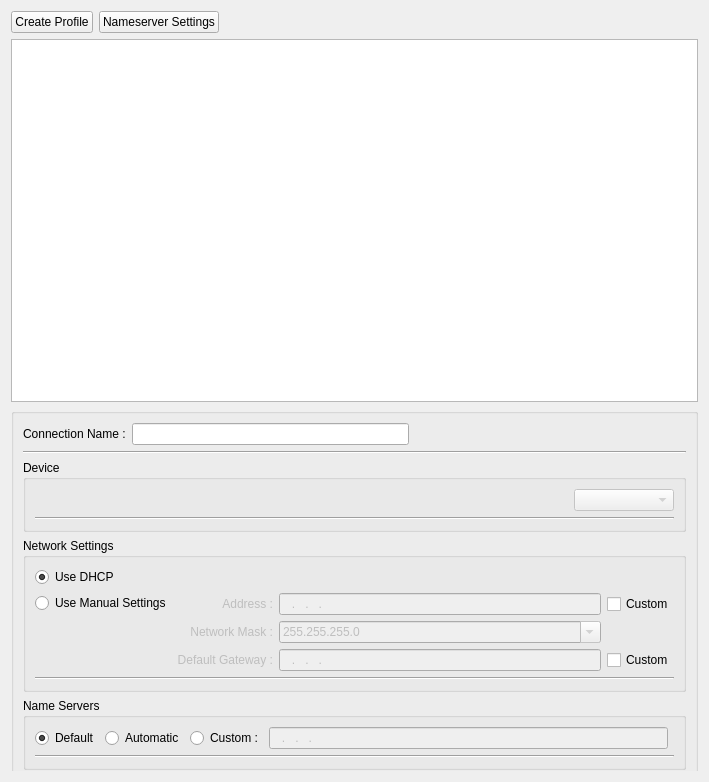
Before: the Qt Designer form kde4/network-manager/manager/ui/ui.ui in pars-linux/uludag, drawn with Qt 5.
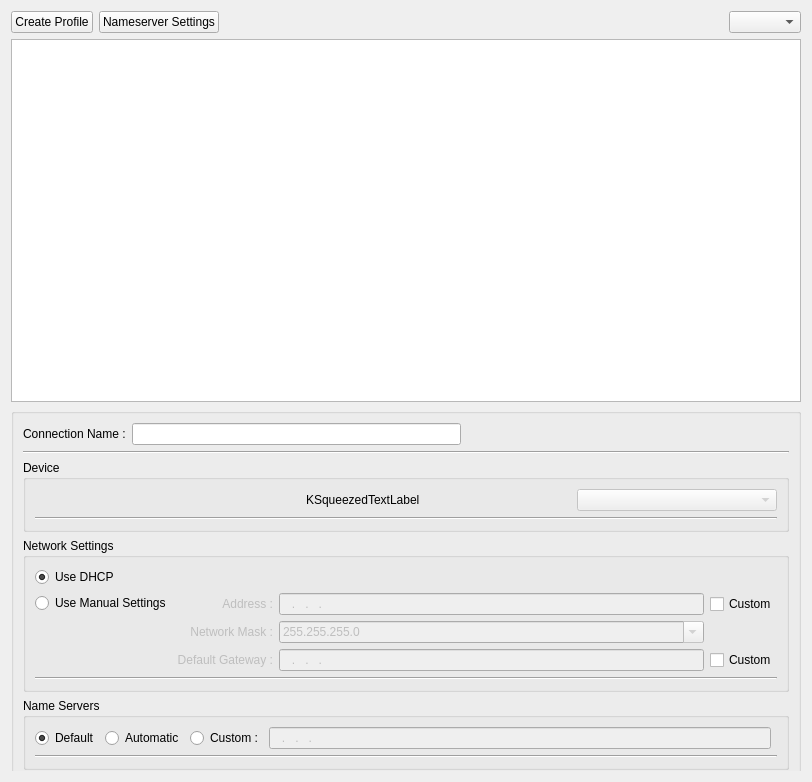
After: the same form once the commit is applied. Custom widgets are drawn as their Qt base class.

Commit message: * Tonight its done .

What changed in the file:
```diff
--- a/kde4/network-manager/manager/ui/ui.ui
+++ b/kde4/network-manager/manager/ui/ui.ui
@@ -6,7 +6,7 @@
    <rect>
     <x>0</x>
     <y>0</y>
-    <width>709</width>
+    <width>812</width>
     <height>782</height>
    </rect>
   </property>
@@ -43,6 +43,9 @@
        </property>
       </spacer>
      </item>
+     <item>
+      <widget class="KComboBox" name="kcombobox"/>
+     </item>
     </layout>
    </item>
    <item row="1" column="0">
@@ -95,7 +98,7 @@
        <rect>
         <x>0</x>
         <y>0</y>
-        <width>701</width>
+        <width>804</width>
         <height>430</height>
        </rect>
       </property>
@@ -159,33 +162,39 @@
              <bool>true</bool>
             </property>
             <layout class="QGridLayout" name="gridLayout">
-             <item row="0" column="0">
-              <widget class="QLabel" name="labelDeviceDescription">
-               <property name="text">
-                <string/>
-               </property>
-              </widget>
-             </item>
-             <item row="0" column="1">
+             <item row="0" column="2">
               <widget class="QComboBox" name="deviceList">
                <property name="enabled">
                 <bool>false</bool>
                </property>
+               <property name="minimumSize">
+                <size>
+                 <width>160</width>
+                 <height>0</height>
+                </size>
+               </property>
                <property name="maximumSize">
                 <size>
-                 <width>100</width>
+                 <width>200</width>
                  <height>16777215</height>
                 </size>
                </property>
               </widget>
              </item>
-             <item row="1" column="0" colspan="2">
+             <item row="1" column="0" colspan="3">
               <widget class="Line" name="line_2">
                <property name="orientation">
                 <enum>Qt::Horizontal</enum>
                </property>
               </widget>
              </item>
+             <item row="0" column="1">
+              <widget class="KSqueezedTextLabel" name="labelDeviceDescription">
+               <property name="text">
+                <string>KSqueezedTextLabel</string>
+               </property>
+              </widget>
+             </item>
             </layout>
            </widget>
           </item>
@@ -479,6 +488,11 @@
    <extends>QPushButton</extends>
    <header>kpushbutton.h</header>
   </customwidget>
+  <customwidget>
+   <class>KSqueezedTextLabel</class>
+   <extends>QLabel</extends>
+   <header>ksqueezedtextlabel.h</header>
+  </customwidget>
  </customwidgets>
  <resources>
   <include location="../icons/data.qrc"/>
```
Left out of the diff: 22 changed lines with no effect on the pictures. The commit also changes 1 other file.
